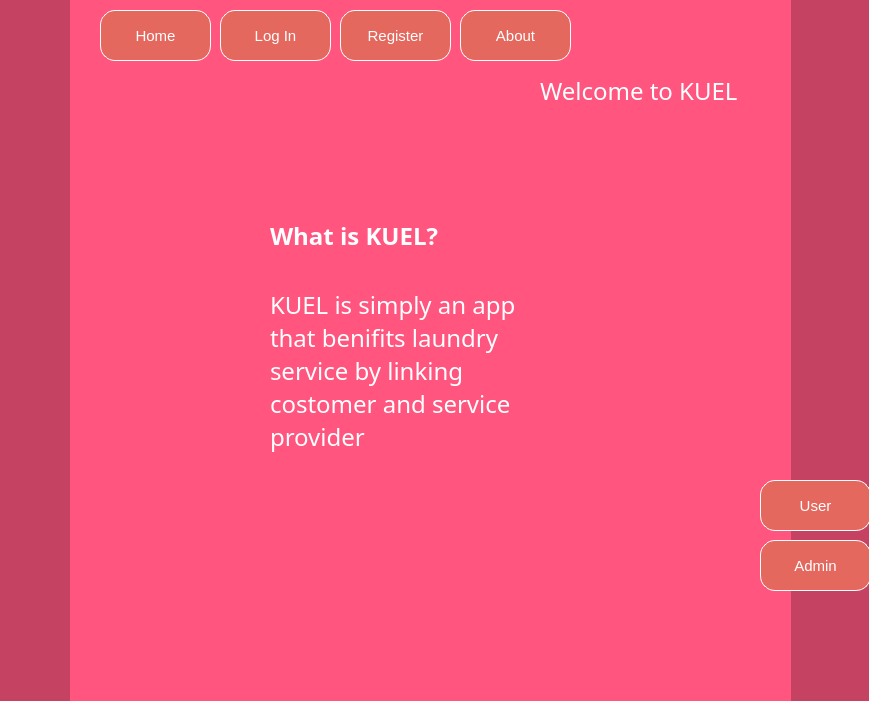
Qt form mainwindow.ui (MdTeach/KU_EL) before a commit.
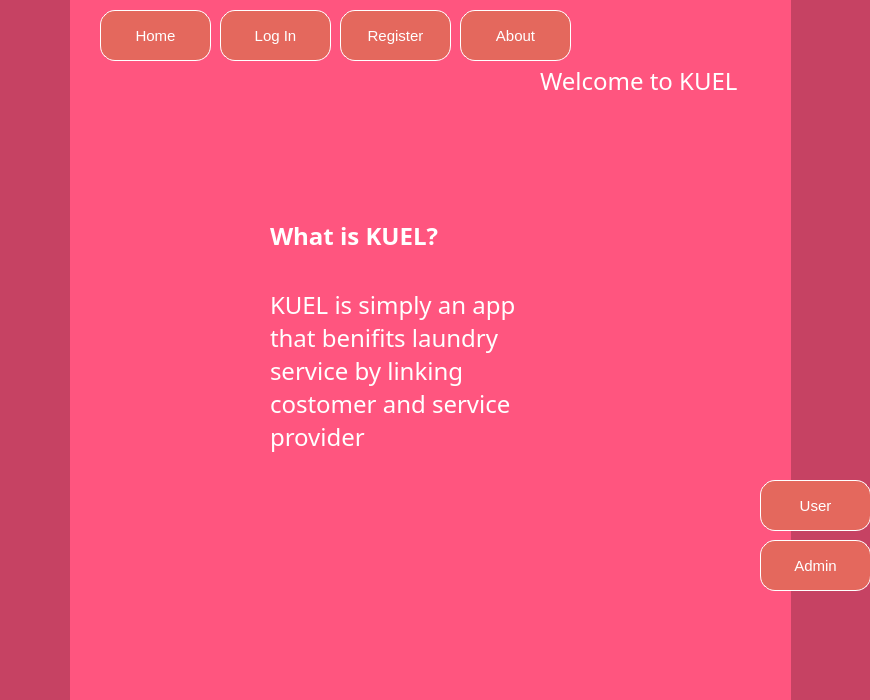
The same form after that commit. The open tabs and pages were chosen to show the change. Icons and pictures are not drawn.

Diff of the .ui file:
```diff
--- a/mainwindow.ui
+++ b/mainwindow.ui
@@ -6,8 +6,8 @@
    <rect>
     <x>0</x>
     <y>0</y>
-    <width>869</width>
-    <height>701</height>
+    <width>870</width>
+    <height>700</height>
    </rect>
   </property>
   <property name="windowTitle">
@@ -522,7 +522,7 @@
     <property name="geometry">
      <rect>
       <x>540</x>
-      <y>0</y>
+      <y>-10</y>
       <width>321</width>
       <height>181</height>
      </rect>
```
Left out of the diff: 2 changed lines with no effect on the pictures.
